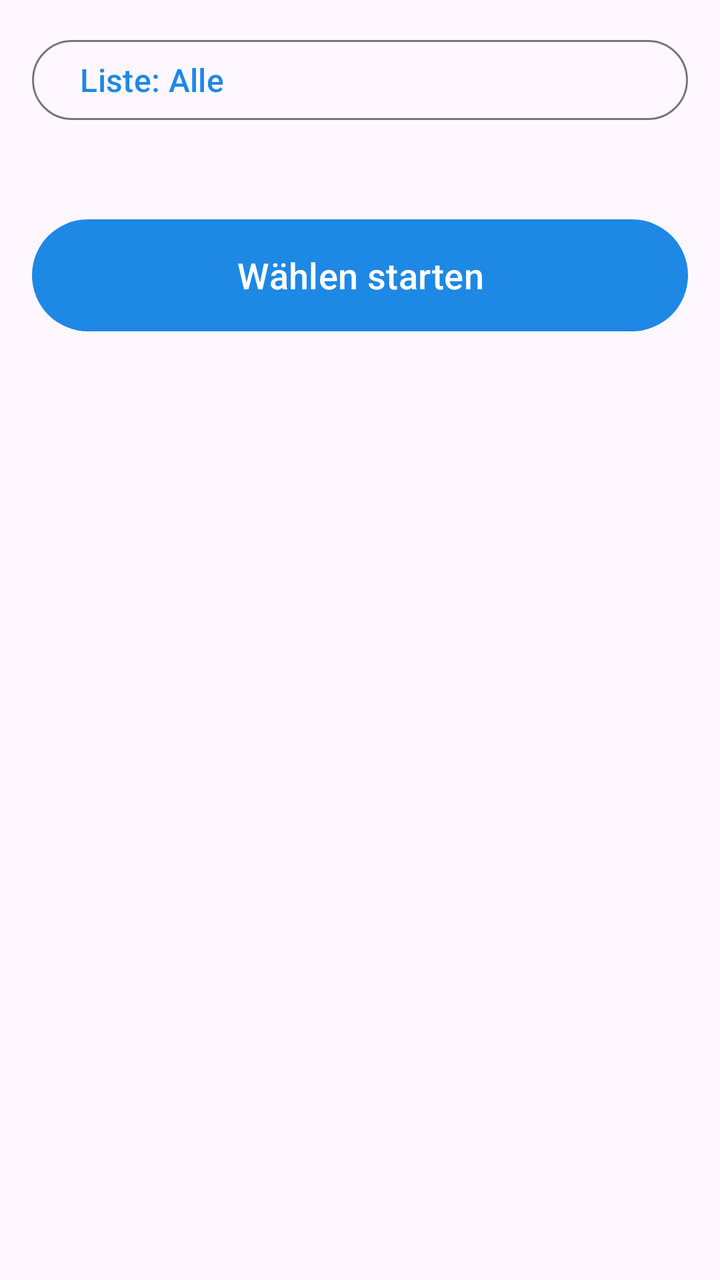
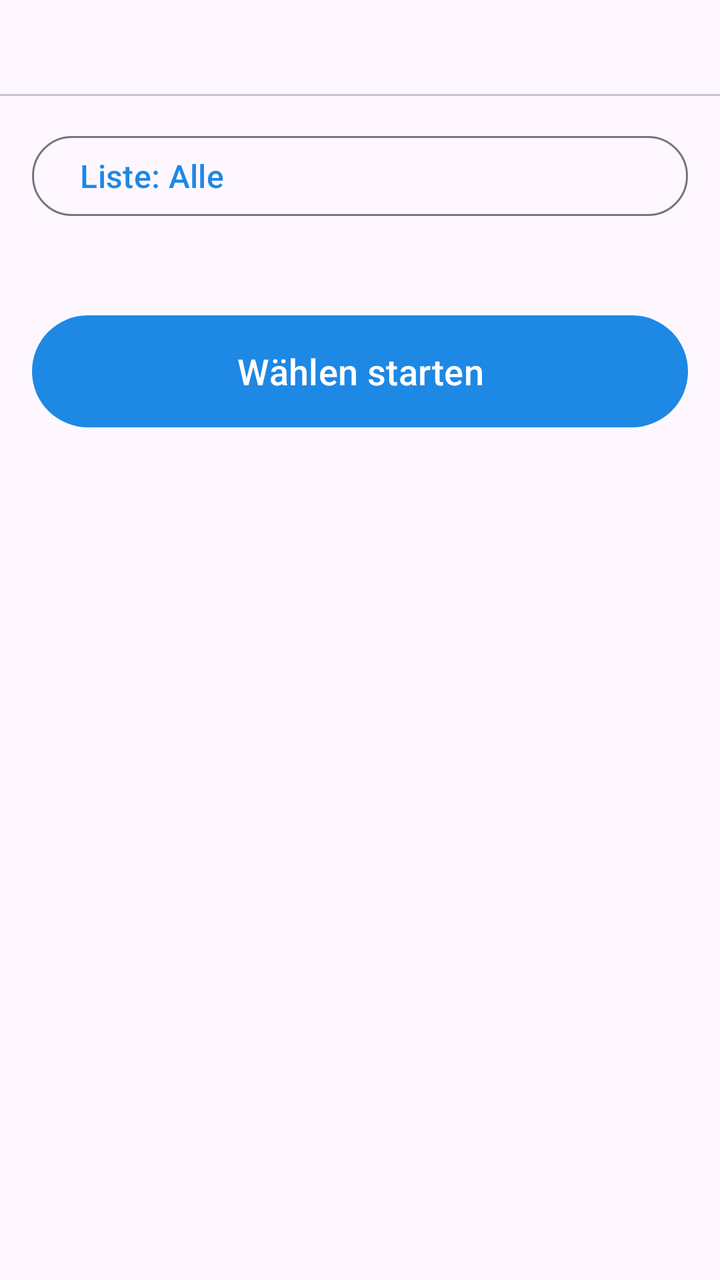

Two renders of the same Android screen: before a commit and after it. Below are the layout's source before the change and the commit's diff.
<!-- AndroidManifest.xml: application theme Theme.LeadDialer -->
<!-- res/layout/activity_main.xml -->
<?xml version="1.0" encoding="utf-8"?>
<LinearLayout xmlns:android="http://schemas.android.com/apk/res/android"
    android:layout_width="match_parent"
    android:layout_height="match_parent"
    android:orientation="vertical"
    android:padding="16dp">

    <com.google.android.material.button.MaterialButton
        android:id="@+id/listButton"
        style="@style/Widget.Material3.Button.OutlinedButton"
        android:layout_width="match_parent"
        android:layout_height="wrap_content"
        android:layout_marginBottom="8dp"
        android:gravity="start|center_vertical"
        android:text="Liste: Alle"
        android:textSize="16sp" />

    <TextView
        android:id="@+id/stats"
        android:layout_width="match_parent"
        android:layout_height="wrap_content"
        android:textSize="16sp" />

    <com.google.android.material.button.MaterialButton
        android:id="@+id/startButton"
        android:layout_width="match_parent"
        android:layout_height="64dp"
        android:layout_marginTop="12dp"
        android:text="Wählen starten"
        android:textSize="18sp" />

    <TextView
        android:id="@+id/emptyText"
        android:layout_width="match_parent"
        android:layout_height="wrap_content"
        android:gravity="center"
        android:padding="32dp"
        android:textSize="15sp"
        android:visibility="gone" />

    <androidx.recyclerview.widget.RecyclerView
        android:id="@+id/list"
        android:layout_width="match_parent"
        android:layout_height="0dp"
        android:layout_marginTop="12dp"
        android:layout_weight="1" />
</LinearLayout>
<!-- resources referenced by this layout -->
<resources>
  <style name="Theme.LeadDialer" parent="Theme.Material3.DayNight">
          <item name="colorPrimary">@color/brand</item>
      </style>
  <color name="brand">#1E88E5</color>
</resources>

<!-- the commit's change to res/layout/activity_main.xml (unified diff, before → after) -->
@@ -2,46 +2,66 @@
 <LinearLayout xmlns:android="http://schemas.android.com/apk/res/android"
     android:layout_width="match_parent"
     android:layout_height="match_parent"
-    android:orientation="vertical"
-    android:padding="16dp">
+    android:orientation="vertical">
 
-    <com.google.android.material.button.MaterialButton
-        android:id="@+id/listButton"
-        style="@style/Widget.Material3.Button.OutlinedButton"
+    <com.google.android.material.tabs.TabLayout
+        android:id="@+id/tabs"
         android:layout_width="match_parent"
-        android:layout_height="wrap_content"
-        android:layout_marginBottom="8dp"
-        android:gravity="start|center_vertical"
-        android:text="Liste: Alle"
-        android:textSize="16sp" />
+        android:layout_height="wrap_content" />
 
-    <TextView
-        android:id="@+id/stats"
-        android:layout_width="match_parent"
-        android:layout_height="wrap_content"
-        android:textSize="16sp" />
-
-    <com.google.android.material.button.MaterialButton
-        android:id="@+id/startButton"
-        android:layout_width="match_parent"
-        android:layout_height="64dp"
-        android:layout_marginTop="12dp"
-        android:text="Wählen starten"
-        android:textSize="18sp" />
-
-    <TextView
-        android:id="@+id/emptyText"
-        android:layout_width="match_parent"
-        android:layout_height="wrap_content"
-        android:gravity="center"
-        android:padding="32dp"
-        android:textSize="15sp"
-        android:visibility="gone" />
-
-    <androidx.recyclerview.widget.RecyclerView
-        android:id="@+id/list"
+    <LinearLayout
+        android:id="@+id/leadsPane"
         android:layout_width="match_parent"
         android:layout_height="0dp"
-        android:layout_marginTop="12dp"
-        android:layout_weight="1" />
+        android:layout_weight="1"
+        android:orientation="vertical"
+        android:padding="16dp">
+
+        <com.google.android.material.button.MaterialButton
+            android:id="@+id/listButton"
+            style="@style/Widget.Material3.Button.OutlinedButton"
+            android:layout_width="match_parent"
+            android:layout_height="wrap_content"
+            android:layout_marginBottom="8dp"
+            android:gravity="start|center_vertical"
+            android:text="Liste: Alle"
+            android:textSize="16sp" />
+
+        <TextView
+            android:id="@+id/stats"
+            android:layout_width="match_parent"
+            android:layout_height="wrap_content"
+            android:textSize="16sp" />
+
+        <com.google.android.material.button.MaterialButton
+            android:id="@+id/startButton"
+            android:layout_width="match_parent"
+            android:layout_height="64dp"
+            android:layout_marginTop="12dp"
+            android:text="Wählen starten"
+            android:textSize="18sp" />
+
+        <TextView
+            android:id="@+id/emptyText"
+            android:layout_width="match_parent"
+            android:layout_height="wrap_content"
+            android:gravity="center"
+            android:padding="32dp"
+            android:textSize="15sp"
+            android:visibility="gone" />
+
+        <androidx.recyclerview.widget.RecyclerView
+            android:id="@+id/list"
+            android:layout_width="match_parent"
+            android:layout_height="0dp"
+            android:layout_marginTop="12dp"
+            android:layout_weight="1" />
+    </LinearLayout>
+
+    <FrameLayout
+        android:id="@+id/plannerPane"
+        android:layout_width="match_parent"
+        android:layout_height="0dp"
+        android:layout_weight="1"
+        android:visibility="gone" />
 </LinearLayout>
